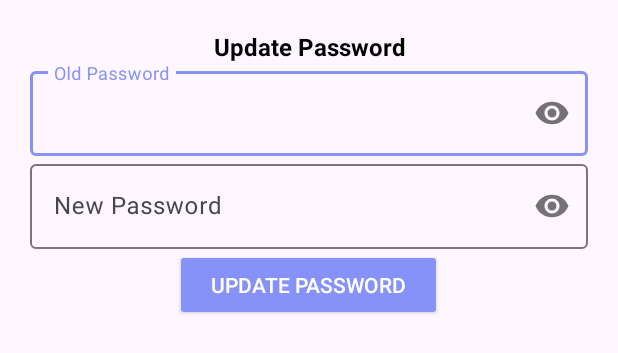
After one commit to Grupa-Ocenus/Ocenus, an Android app: the layout activity_edycja_hasla.xml on its own in the app's theme, with its tools: preview values and no code run, on a phone screen of 412 x 824 dp. The commit adds this screen. Shown: the top 353 px of the screen. Run offline under Robolectric (Android 15) with nearby library versions, the phone set to English and light mode, and no system bars; Roboto replaces fonts that are not available here.

Commit message:
Edycja profilu użytkownika II (dziala)

```diff
--- a/app/build.gradle.kts
+++ b/app/build.gradle.kts
@@ -59,5 +59,8 @@ dependencies {
     // Add the dependency for the Firebase Authentication library
     // When using the BoM, you don't specify versions in Firebase library dependencies
     implementation("com.google.firebase:firebase-auth")
-    implementation ("com.github.dhaval2404:imagepicker:2.1")
+    // Firebase - Storage
+    implementation ("com.google.firebase:firebase-storage:20.3.0")
+    implementation ("com.google.android.material:material:1.11.0")
+    implementation ("com.github.bumptech.glide:glide:4.16.0")
 }
--- /dev/null
+++ b/app/src/main/res/layout/activity_edycja_hasla.xml
@@ -0,0 +1,61 @@
+<?xml version="1.0" encoding="utf-8"?>
+<LinearLayout
+    xmlns:android="http://schemas.android.com/apk/res/android"
+    xmlns:app="http://schemas.android.com/apk/res-auto"
+    android:layout_width="match_parent"
+    android:layout_height="wrap_content"
+    android:orientation="vertical"
+    android:padding="20dp">
+
+    <TextView
+        android:layout_width="match_parent"
+        android:layout_height="wrap_content"
+        android:text="Update Password"
+        android:textAlignment="center"
+        android:textColor="@color/black"
+        android:textSize="16sp"
+        android:textStyle="bold" />
+
+    <com.google.android.material.textfield.TextInputLayout
+        android:id="@+id/oldpass"
+        android:layout_width="match_parent"
+        android:layout_height="wrap_content"
+        android:layout_centerHorizontal="true"
+        android:layout_centerVertical="true"
+        app:passwordToggleEnabled="true">
+
+        <EditText
+            android:id="@+id/oldpasslog"
+            android:layout_width="match_parent"
+            android:layout_height="wrap_content"
+            android:hint="Old Password"
+            android:inputType="textPassword" />
+
+    </com.google.android.material.textfield.TextInputLayout>
+
+    <com.google.android.material.textfield.TextInputLayout
+        android:id="@+id/newpass"
+        android:layout_width="match_parent"
+        android:layout_height="wrap_content"
+        android:layout_below="@id/oldpasslog"
+        android:layout_centerHorizontal="true"
+        android:layout_centerVertical="true"
+        app:passwordToggleEnabled="true">
+
+        <EditText
+            android:id="@+id/newpasslog"
+            android:layout_width="match_parent"
+            android:layout_height="wrap_content"
+            android:hint="New Password"
+            android:inputType="textPassword" />
+    </com.google.android.material.textfield.TextInputLayout>
+
+    <Button
+        android:id="@+id/updatepass"
+        style="@style/Widget.AppCompat.Button.Colored"
+        android:layout_width="wrap_content"
+        android:layout_height="wrap_content"
+        android:layout_gravity="center_horizontal"
+        android:text="Update Password" />
+
+</LinearLayout>
--- a/settings.gradle.kts
+++ b/settings.gradle.kts
@@ -16,7 +16,6 @@ dependencyResolutionManagement {
     repositories {
         google()
         mavenCentral()
-        maven { url = uri("https://jitpack.io") }
     }
 }
 
```
Also changed, not shown: app/src/main/java/com/example/ocenus/EdytujProfil.java (+445 -1 lines), app/src/main/java/com/example/ocenus/Profil.java (+10 -10 lines), app/src/main/res/layout/activity_main.xml (+3 -12 lines).
